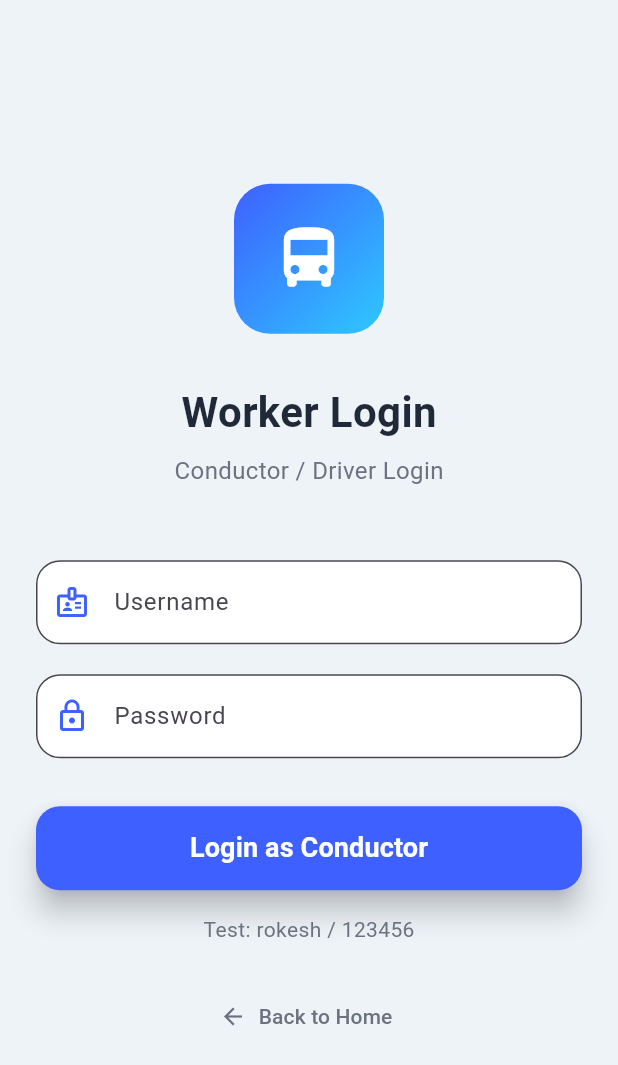
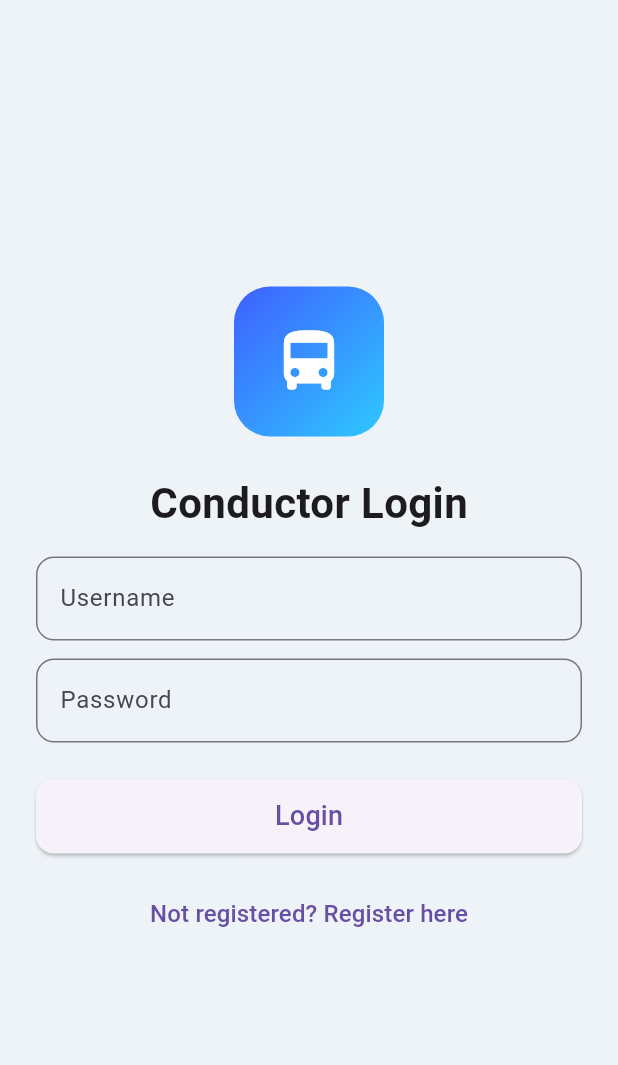
Before and after one commit to kirubanaresh/triptechies, a Flutter app: the WorkerLoginScreen screen opened directly, on a phone screen of 412 x 824 dp. Shown: the top 1065 px of the screen. Run offline on Flutter 3.47's test engine with Material 3 defaults, Android fonts, the light colour scheme and no system bars; our stand-ins replace flutter_secure_storage, google_maps_flutter, location, shared_preferences; missing offline and left inert: mobile_scanner; accounts and stored records are empty.

Commit message:
worker-register

```diff
--- a/sihproject/lib/screens/worker_login_screen.dart
+++ b/sihproject/lib/screens/worker_login_screen.dart
@@ -2,6 +2,7 @@ import 'dart:convert';
 import 'package:flutter/material.dart';
 import 'package:http/http.dart' as http;
 import 'package:shared_preferences/shared_preferences.dart';
+import 'worker_register_screen.dart';
 import 'worker_dashboard_screen.dart';
 
 class WorkerLoginScreen extends StatefulWidget {
@@ -10,8 +11,8 @@ class WorkerLoginScreen extends StatefulWidget {
 }
 
 class _WorkerLoginScreenState extends State<WorkerLoginScreen> {
-  final _usernameController = TextEditingController();
-  final _passwordController = TextEditingController();
+  final TextEditingController _usernameController = TextEditingController();
+  final TextEditingController _passwordController = TextEditingController();
   bool _isLoading = false;
 
   Future<void> _login() async {
@@ -25,7 +26,6 @@ class _WorkerLoginScreenState extends State<WorkerLoginScreen> {
     setState(() => _isLoading = true);
 
     try {
-      // Real backend API call
       final response = await http.post(
         Uri.parse('http://10.0.2.2:3000/api/auth/login'),
         headers: {'Content-Type': 'application/json'},
@@ -35,13 +35,13 @@ class _WorkerLoginScreenState extends State<WorkerLoginScreen> {
         }),
       );
 
-      print('Login response: ${response.statusCode}');
-      print('Login body: ${response.body}');
-
       if (response.statusCode == 200) {
         final data = jsonDecode(response.body);
+
+        // Save token and username
         final prefs = await SharedPreferences.getInstance();
-        await prefs.setString('token', data['token']); // Store token for other screens
+        await prefs.setString('token', data['token']);
+        await prefs.setString('username', _usernameController.text);
 
         // Navigate to dashboard
         Navigator.pushReplacement(
@@ -55,7 +55,6 @@ class _WorkerLoginScreenState extends State<WorkerLoginScreen> {
         );
       }
     } catch (e) {
-      print('Login error: $e');
       ScaffoldMessenger.of(context).showSnackBar(
         SnackBar(content: Text('Network error: $e')),
       );
@@ -69,12 +68,12 @@ class _WorkerLoginScreenState extends State<WorkerLoginScreen> {
     return Scaffold(
       backgroundColor: Color(0xFFEEF3F8),
       body: SafeArea(
-        child: Padding(
+        child: Center(
+          child: SingleChildScrollView(
             padding: EdgeInsets.all(24),
             child: Column(
               mainAxisAlignment: MainAxisAlignment.center,
               children: [
-              // Bus Icon
                 Container(
                   width: 100,
                   height: 100,
@@ -88,110 +87,59 @@ class _WorkerLoginScreenState extends State<WorkerLoginScreen> {
                   ),
                   child: Icon(Icons.directions_bus, size: 50, color: Colors.white),
                 ),
-              SizedBox(height: 32),
+                SizedBox(height: 24),
                 Text(
-                'Worker Login',
-                style: TextStyle(
-                  fontSize: 28,
-                  fontWeight: FontWeight.w700,
-                  color: Color(0xFF1F2937),
+                  'Conductor Login',
+                  style: TextStyle(fontSize: 28, fontWeight: FontWeight.bold),
                 ),
-              ),
-              SizedBox(height: 8),
-              Text(
-                'Conductor / Driver Login',
-                style: TextStyle(
-                  fontSize: 16,
-                  color: Color(0xFF6B7280),
-                ),
-              ),
-              SizedBox(height: 48),
+                SizedBox(height: 16),
                 TextField(
                   controller: _usernameController,
                   decoration: InputDecoration(
                     labelText: 'Username',
-                  prefixIcon: Icon(Icons.badge_outlined, color: Color(0xFF3E60FF)),
                     border: OutlineInputBorder(
-                    borderRadius: BorderRadius.circular(16),
-                    borderSide: BorderSide(color: Colors.grey.shade300),
-                  ),
-                  focusedBorder: OutlineInputBorder(
-                    borderRadius: BorderRadius.circular(16),
-                    borderSide: BorderSide(color: Color(0xFF3E60FF), width: 2),
-                  ),
-                  filled: true,
-                  fillColor: Colors.white,
-                  contentPadding: EdgeInsets.symmetric(horizontal: 20, vertical: 16),
+                        borderRadius: BorderRadius.circular(12)),
                   ),
                 ),
-              SizedBox(height: 20),
+                SizedBox(height: 12),
                 TextField(
                   controller: _passwordController,
                   obscureText: true,
                   decoration: InputDecoration(
                     labelText: 'Password',
-                  prefixIcon: Icon(Icons.lock_outline, color: Color(0xFF3E60FF)),
                     border: OutlineInputBorder(
-                    borderRadius: BorderRadius.circular(16),
-                    borderSide: BorderSide(color: Colors.grey.shade300),
-                  ),
-                  focusedBorder: OutlineInputBorder(
-                    borderRadius: BorderRadius.circular(16),
-                    borderSide: BorderSide(color: Color(0xFF3E60FF), width: 2),
-                  ),
-                  filled: true,
-                  fillColor: Colors.white,
-                  contentPadding: EdgeInsets.symmetric(horizontal: 20, vertical: 16),
+                        borderRadius: BorderRadius.circular(12)),
                   ),
                 ),
-              SizedBox(height: 32),
+                SizedBox(height: 24),
                 SizedBox(
                   width: double.infinity,
-                height: 56,
+                  height: 50,
                   child: ElevatedButton(
                     onPressed: _isLoading ? null : _login,
+                    child: _isLoading
+                        ? CircularProgressIndicator(color: Colors.white)
+                        : Text('Login', style: TextStyle(fontSize: 18)),
                     style: ElevatedButton.styleFrom(
-                    backgroundColor: Color(0xFF3E60FF),
-                    foregroundColor: Colors.white,
                         shape: RoundedRectangleBorder(
-                      borderRadius: BorderRadius.circular(16),
-                    ),
-                    elevation: 8,
-                  ),
-                  child: _isLoading
-                      ? Row(
-                          mainAxisAlignment: MainAxisAlignment.center,
-                          children: [
-                            SizedBox(
-                              width: 20,
-                              height: 20,
-                              child: CircularProgressIndicator(
-                                strokeWidth: 2,
-                                valueColor: AlwaysStoppedAnimation(Colors.white),
-                              ),
-                            ),
-                            SizedBox(width: 12),
-                            Text('Logging in...', style: TextStyle(fontSize: 16)),
-                          ],
-                        )
-                      : Text(
-                          'Login as Conductor',
-                          style: TextStyle(fontSize: 18, fontWeight: FontWeight.w600),
-                        ),
+                            borderRadius: BorderRadius.circular(12))),
                   ),
                 ),
                 SizedBox(height: 16),
-              Text(
-                'Test: rokesh / 123456',
-                style: TextStyle(color: Color(0xFF6B7280), fontSize: 14),
+                TextButton(
+                  onPressed: () {
+                    Navigator.push(
+                      context,
+                      MaterialPageRoute(builder: (_) => WorkerRegisterScreen()),
+                    );
+                  },
+                  child: Text(
+                    'Not registered? Register here',
+                    style: TextStyle(fontSize: 16),
                   ),
-              SizedBox(height: 24),
-              TextButton.icon(
-                onPressed: () => Navigator.pop(context),
-                icon: Icon(Icons.arrow_back, color: Color(0xFF6B7280)),
-                label: Text('Back to Home', style: TextStyle(color: Color(0xFF6B7280))),
                 ),
               ],
+            ),
           ),
         ),
       ),
```
Also changed, not shown: sihproject/lib/screens/worker_register_screen.dart (added, +151 -0 lines). Lines whose indentation alone changed are shown as unchanged.
